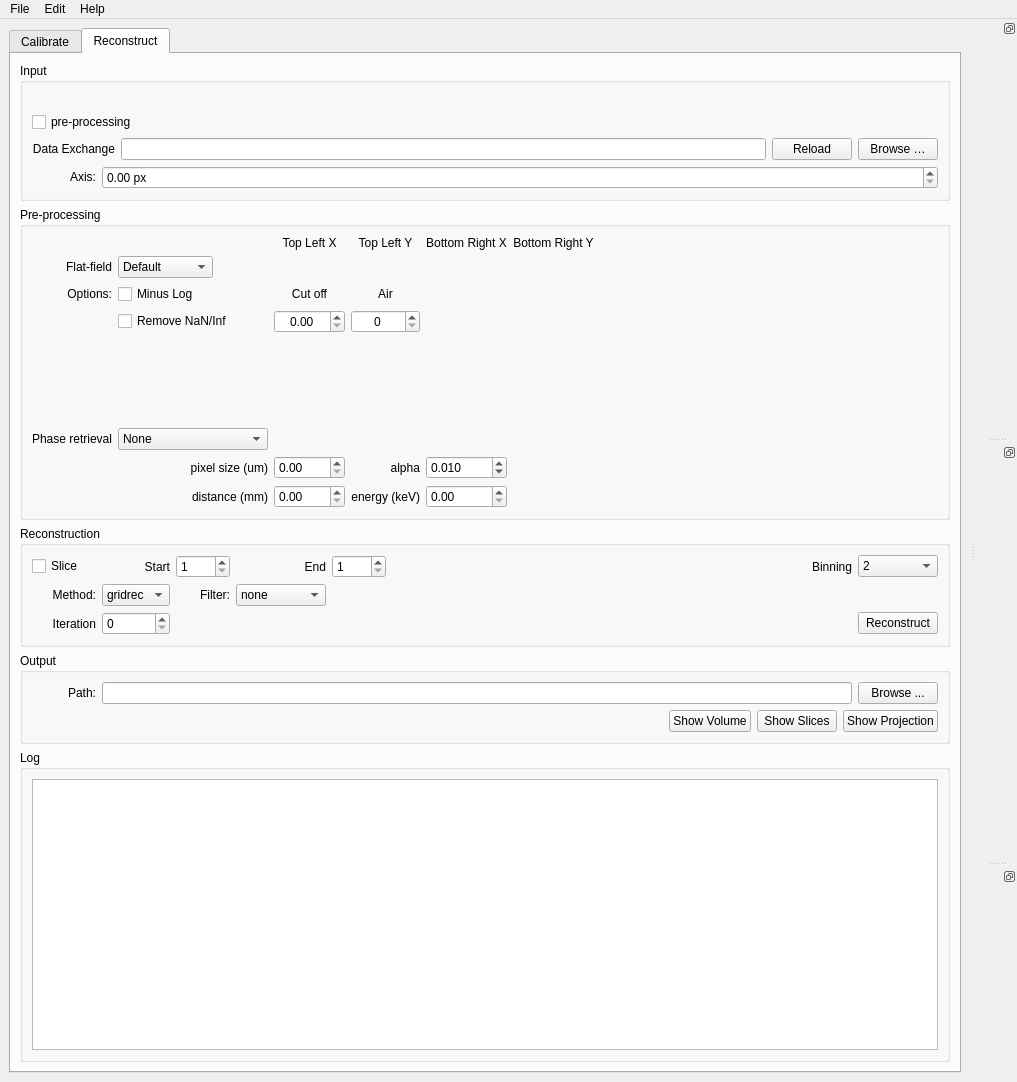
Above: ufot/gui.ui from tomography/tomopy-gui before the change. Below: the same form after it.
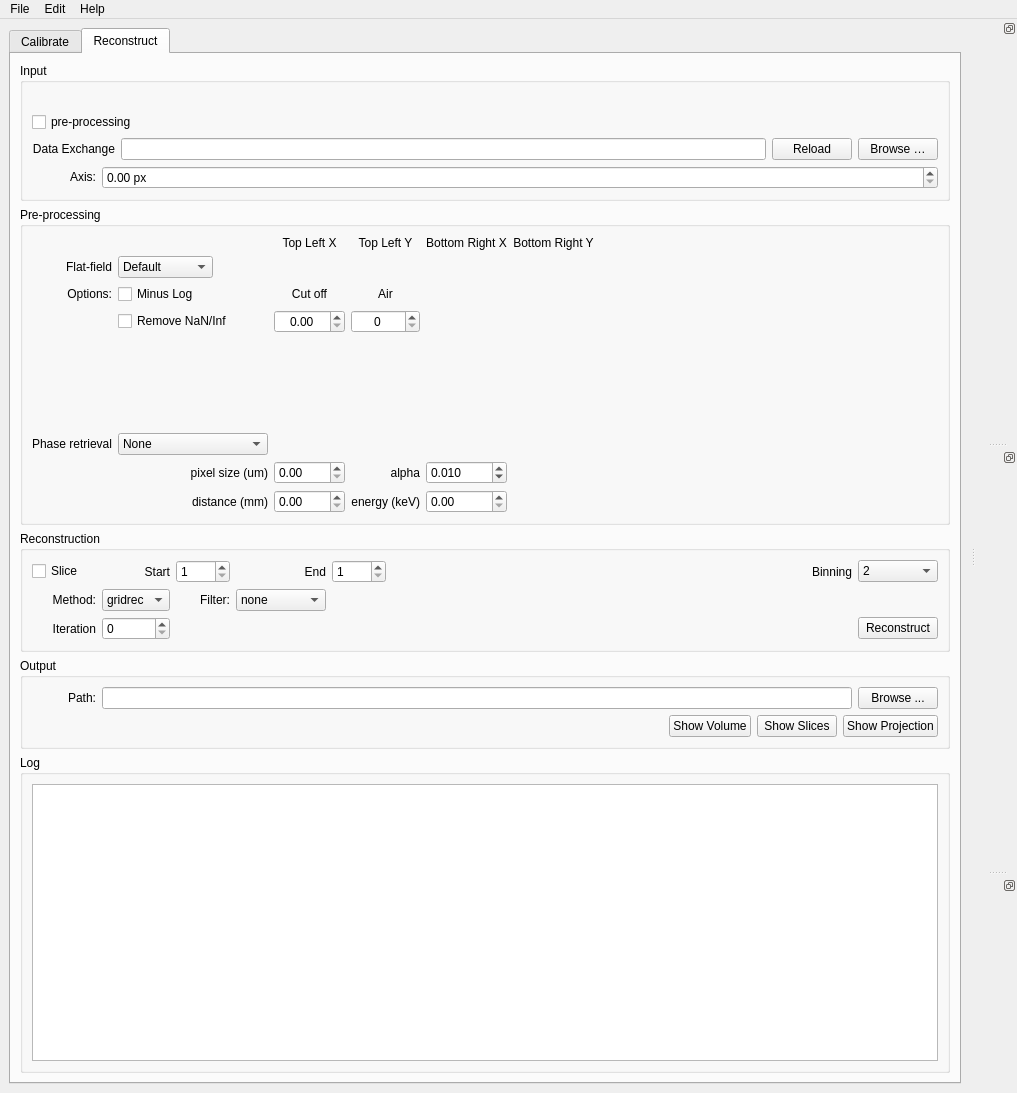
That is the form after the change. The open tabs and pages were chosen to show the change.

```diff
--- a/ufot/gui.ui
+++ b/ufot/gui.ui
@@ -7,7 +7,7 @@
     <x>0</x>
     <y>0</y>
     <width>1017</width>
-    <height>1082</height>
+    <height>1093</height>
    </rect>
   </property>
   <property name="sizePolicy">
```
Left out of the diff: 99 changed lines with no effect on the pictures.
